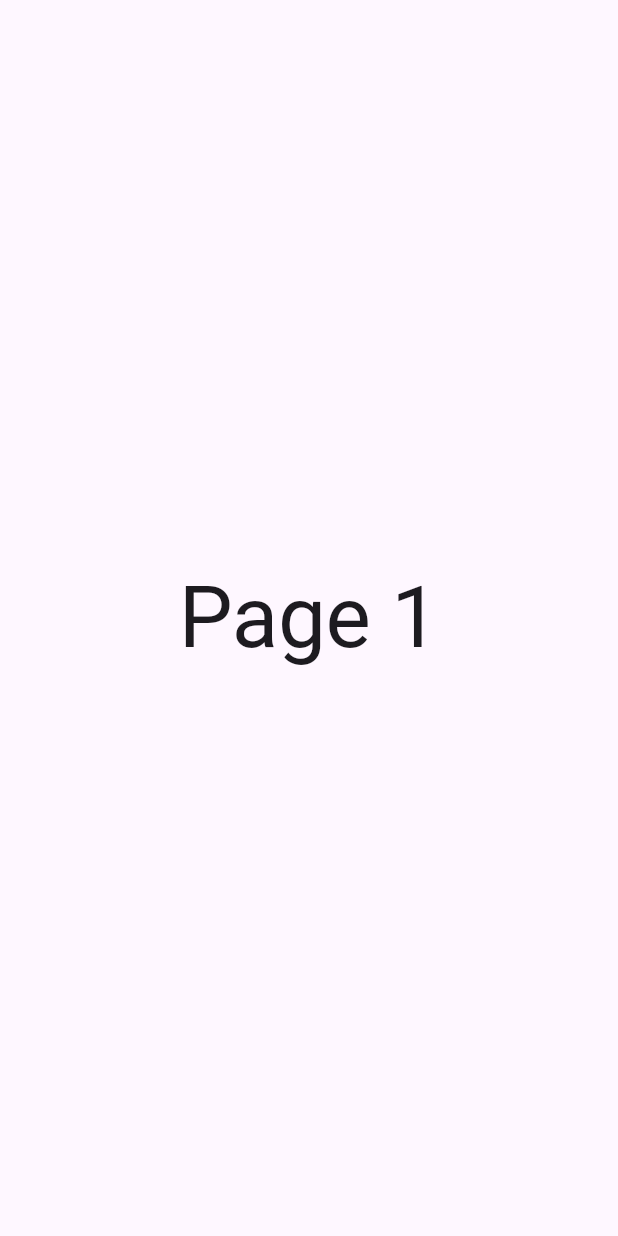
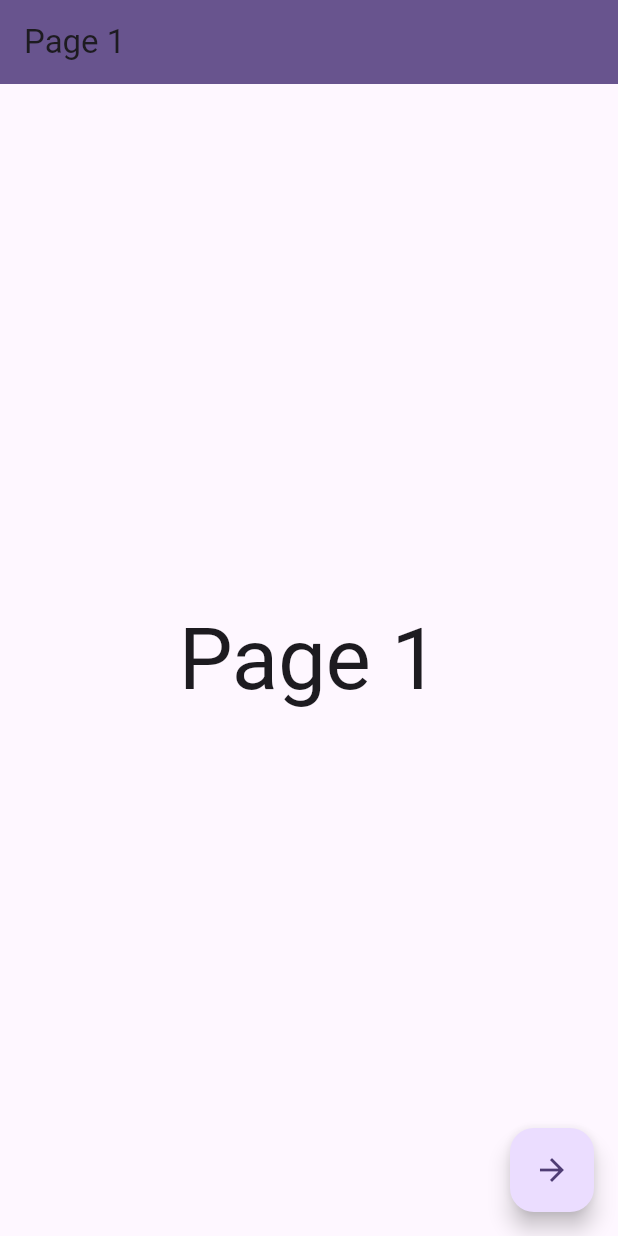
Before and after one commit to juanfranciscocis/Flutter_State_Manager, a Flutter app: the screen it shows after launch, on a phone screen of 412 x 824 dp. Run offline on Flutter 3.47's test engine with Material 2 defaults, Android fonts, the light colour scheme and no system bars.

Commit message:
NAVIGATION BETWEEN PAGES

```diff
--- a/singleton_state_manager/lib/pages/page1.dart
+++ b/singleton_state_manager/lib/pages/page1.dart
@@ -6,12 +6,20 @@ class Page1 extends StatelessWidget {
   @override
   Widget build(BuildContext context) {
     return Scaffold(
-        body: Center(
+      appBar: AppBar(
+        title: const Text('Page 1'),
+        backgroundColor: Theme.of(context).colorScheme.primary,
+      ),
+      body: Center(
       child: Text(
         'Page 1',
         style: Theme.of(context).textTheme.headline1,
       ),
-    )
+    ),
+    floatingActionButton: FloatingActionButton(
+      onPressed: () => Navigator.pushNamed(context, '/pagina2'),
+      child: const Icon(Icons.arrow_forward),
+    ),
     );
   }
 }
--- a/singleton_state_manager/lib/pages/page2.dart
+++ b/singleton_state_manager/lib/pages/page2.dart
@@ -6,7 +6,11 @@ class Page2 extends StatelessWidget {
   @override
   Widget build(BuildContext context) {
     return Scaffold(
-        body: Center(
+      appBar: AppBar(
+        title: const Text('Page 2'),
+        backgroundColor: Theme.of(context).colorScheme.primary,
+      ),
+      body: Center(
       child: Text(
         'Page 2',
         style: Theme.of(context).textTheme.headline1,
```
